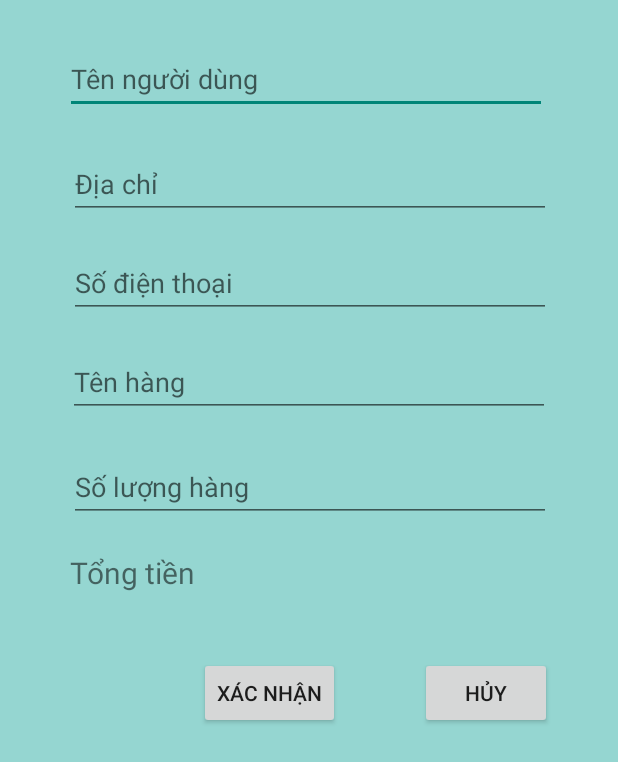
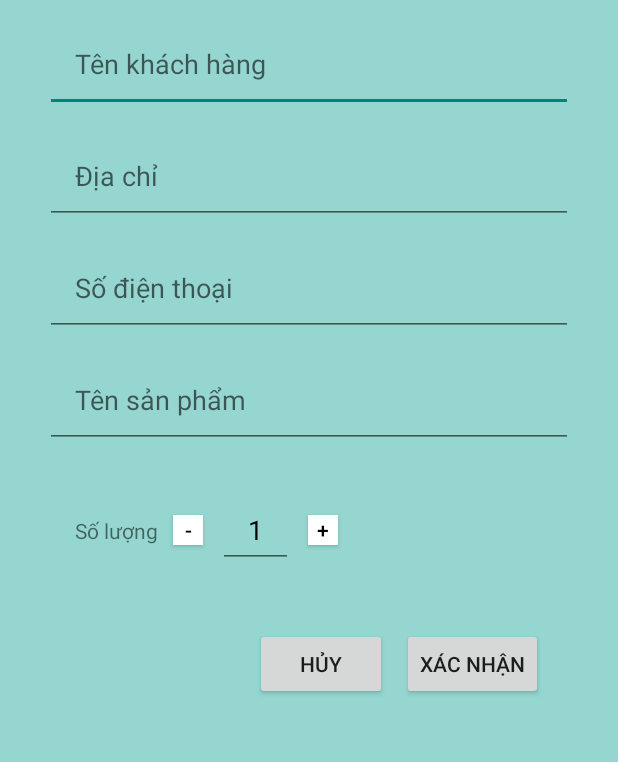
Before and after one commit to DVS912/TTTN, an Android app: the layout custom_dialog_mua_hang.xml on its own in the app's theme, with its tools: preview values and no code run, on a phone screen of 412 x 824 dp. Shown: the top 762 px of the screen. Run offline under Robolectric (Android 15) with nearby library versions, the phone set to English and light mode, and no system bars.

Commit message:
mua sản phẩm
thành công

```diff
--- a/FineArt_DS/app/src/main/res/layout/custom_dialog_mua_hang.xml
+++ b/FineArt_DS/app/src/main/res/layout/custom_dialog_mua_hang.xml
@@ -1,111 +1,124 @@
 <?xml version="1.0" encoding="utf-8"?>
-<android.support.constraint.ConstraintLayout
+<LinearLayout
     xmlns:android="http://schemas.android.com/apk/res/android"
     xmlns:app="http://schemas.android.com/apk/res-auto"
     xmlns:tools="http://schemas.android.com/tools"
     android:layout_width="match_parent"
+    android:orientation="vertical"
     android:background="#95D6D1"
+    android:layout_gravity="center"
     android:layout_height="match_parent">
 
 
-    <EditText
-        android:id="@+id/editText5"
-        android:layout_width="321dp"
-        android:layout_height="46dp"
-        android:layout_marginTop="30dp"
-        android:ems="10"
-        android:hint="Tên người dùng"
-        android:inputType="textPersonName"
-        app:layout_constraintEnd_toEndOf="parent"
-        app:layout_constraintHorizontal_bias="0.477"
-        app:layout_constraintStart_toStartOf="parent"
-        app:layout_constraintTop_toTopOf="parent" />
 
     <EditText
-        android:id="@+id/editText6"
-        android:layout_width="321dp"
-        android:layout_height="46dp"
-        android:layout_marginTop="24dp"
-        android:ems="10"
+        android:id="@+id/mEdtTenKhach"
+        android:layout_marginTop="10dp"
+        android:layout_marginRight="30dp"
+        android:layout_marginLeft="30dp"
+        android:hint="Tên khách hàng"
+        android:padding="20dp"
+        android:layout_width="match_parent"
+        android:layout_height="wrap_content" />
+    <EditText
+        android:id="@+id/mEdtDiaChi"
+        android:layout_marginTop="10dp"
         android:hint="Địa chỉ"
-        android:inputType="textPersonName"
-        app:layout_constraintEnd_toEndOf="parent"
-        app:layout_constraintHorizontal_bias="0.511"
-        app:layout_constraintStart_toStartOf="parent"
-        app:layout_constraintTop_toBottomOf="@+id/editText5" />
+        android:layout_marginRight="30dp"
+        android:layout_marginLeft="30dp"
+        android:padding="20dp"
+        android:layout_width="match_parent"
+        android:layout_height="wrap_content" />
+    <EditText
+        android:id="@+id/mEdtSDT"
+        android:layout_marginTop="10dp"
+        android:hint="Số điện thoại"
+        android:inputType="number"
+        android:layout_marginRight="30dp"
+        android:layout_marginLeft="30dp"
+        android:padding="20dp"
+        android:layout_width="match_parent"
+        android:layout_height="wrap_content" />
+    <EditText
+        android:id="@+id/mEdtTenHang"
+        android:layout_marginTop="10dp"
+        android:hint="Tên sản phẩm"
+        android:layout_marginRight="30dp"
+        android:layout_marginLeft="30dp"
+        android:padding="20dp"
+        android:layout_width="match_parent"
+        android:layout_height="wrap_content" />
+    <LinearLayout
+        android:layout_marginTop="10dp"
+        android:layout_marginRight="30dp"
+        android:layout_marginLeft="30dp"
+        android:padding="20dp"
+        android:orientation="horizontal"
+        android:layout_width="match_parent"
+        android:layout_height="wrap_content">
+        <TextView
+            android:text="Số lượng"
+            android:layout_gravity="center"
+            android:layout_width="wrap_content"
+            android:layout_height="wrap_content" />
+        <Button
+            android:id="@+id/mBtnTru"
+            android:background="#fff"
+            android:layout_marginLeft="10dp"
+            android:text="-"
+            android:gravity="center"
+            android:layout_gravity="center"
+            android:textColor="#000"
+            android:layout_width="20dp"
+            android:layout_height="20dp" />
+        <EditText
+            android:id="@+id/mEdtSoluong"
+            android:layout_marginLeft="10dp"
+            android:textColor="#000"
+            android:text="1"
+            android:layout_gravity="center"
+            android:gravity="center"
+            android:layout_width="50dp"
+            android:layout_height="50dp" />
+        <Button
+            android:id="@+id/mBtnCong"
+            android:layout_marginLeft="10dp"
+            android:background="#fff"
+            android:text="+"
+            android:gravity="center"
+            android:layout_gravity="center"
+            android:textColor="#000"
+            android:layout_width="20dp"
+            android:layout_height="20dp" />
 
-    <EditText
-        android:id="@+id/editText7"
-        android:layout_width="321dp"
-        android:layout_height="46dp"
-        android:layout_marginTop="20dp"
-        android:ems="10"
-        android:hint="Số điện thoại"
-        android:inputType="textPersonName"
-        app:layout_constraintEnd_toEndOf="parent"
-        app:layout_constraintHorizontal_bias="0.511"
-        app:layout_constraintStart_toStartOf="parent"
-        app:layout_constraintTop_toBottomOf="@+id/editText6" />
+    </LinearLayout>
+    <LinearLayout
+        android:layout_marginTop="10dp"
+        android:layout_marginRight="30dp"
+        android:layout_marginLeft="30dp"
+        android:layout_marginBottom="30dp"
+        android:padding="10dp"
+        android:layout_width="match_parent"
+        android:layout_height="wrap_content">
+        <TextView
+            android:layout_weight="1"
+            android:layout_width="0dp"
+            android:layout_height="wrap_content" />
 
-    <EditText
-        android:id="@+id/editText8"
-        android:layout_width="321dp"
-        android:layout_height="46dp"
-        android:layout_marginTop="20dp"
-        android:ems="10"
-        android:hint="Tên hàng"
-        android:inputType="textPersonName"
-        app:layout_constraintEnd_toEndOf="parent"
-        app:layout_constraintStart_toStartOf="parent"
-        app:layout_constraintTop_toBottomOf="@+id/editText7" />
+        <Button
+            android:id="@+id/buttonHuy"
+            android:layout_width="wrap_content"
+            android:layout_height="wrap_content"
+            android:layout_marginRight="10dp"
+            android:text="Hủy"
+            />
+        <Button
+            android:id="@+id/buttonXacNhan"
+            android:layout_width="wrap_content"
+            android:layout_height="wrap_content"
+            android:layout_marginRight="10dp"
+            android:text="Xác nhận" />
 
-    <EditText
-        android:id="@+id/editText9"
-        android:layout_width="321dp"
-        android:layout_height="46dp"
-        android:layout_marginTop="24dp"
-        android:ems="10"
-        android:hint="Số lượng hàng"
-        android:inputType="textPersonName"
-        app:layout_constraintEnd_toEndOf="parent"
-        app:layout_constraintHorizontal_bias="0.511"
-        app:layout_constraintStart_toStartOf="parent"
-        app:layout_constraintTop_toBottomOf="@+id/editText8" />
+    </LinearLayout>
 
-    <Button
-        android:id="@+id/buttonXacNhan"
-        android:layout_width="wrap_content"
-        android:layout_height="wrap_content"
-        android:layout_marginTop="28dp"
-        android:layout_marginEnd="8dp"
-        android:layout_marginRight="8dp"
-        android:text="Xác nhận"
-        app:layout_constraintEnd_toStartOf="@+id/buttonHuy"
-        app:layout_constraintHorizontal_bias="0.744"
-        app:layout_constraintStart_toStartOf="parent"
-        app:layout_constraintTop_toBottomOf="@+id/textView10" />
-
-    <Button
-        android:id="@+id/buttonHuy"
-        android:layout_width="wrap_content"
-        android:layout_height="wrap_content"
-        android:layout_marginTop="28dp"
-        android:layout_marginEnd="44dp"
-        android:layout_marginRight="44dp"
-        android:text="Hủy"
-        app:layout_constraintEnd_toEndOf="parent"
-        app:layout_constraintTop_toBottomOf="@+id/textView10" />
-
-    <TextView
-        android:id="@+id/textView10"
-        android:layout_width="318dp"
-        android:layout_height="42dp"
-        android:layout_marginTop="20dp"
-        android:text="Tổng tiền"
-        android:textSize="20sp"
-        app:layout_constraintEnd_toEndOf="parent"
-        app:layout_constraintHorizontal_bias="0.495"
-        app:layout_constraintStart_toStartOf="parent"
-        app:layout_constraintTop_toBottomOf="@+id/editText9" />
-
-</android.support.constraint.ConstraintLayout>
+</LinearLayout>
--- a/FineArt_DS/build.gradle
+++ b/FineArt_DS/build.gradle
@@ -7,7 +7,7 @@ buildscript {
 
     }
     dependencies {
-        classpath 'com.android.tools.build:gradle:3.3.1'
+        classpath 'com.android.tools.build:gradle:3.3.2'
 
         // NOTE: Do not place your application dependencies here; they belong
         // in the individual module build.gradle files
```
Also changed, not shown: FineArt_DS/app/src/main/java/com/example/fineart_ds/ViewSanPham.java (+85 -2 lines), FineArt_DS/app/src/main/java/com/example/fineart_ds/activity/ProductProperty.java (+87 -2 lines).
